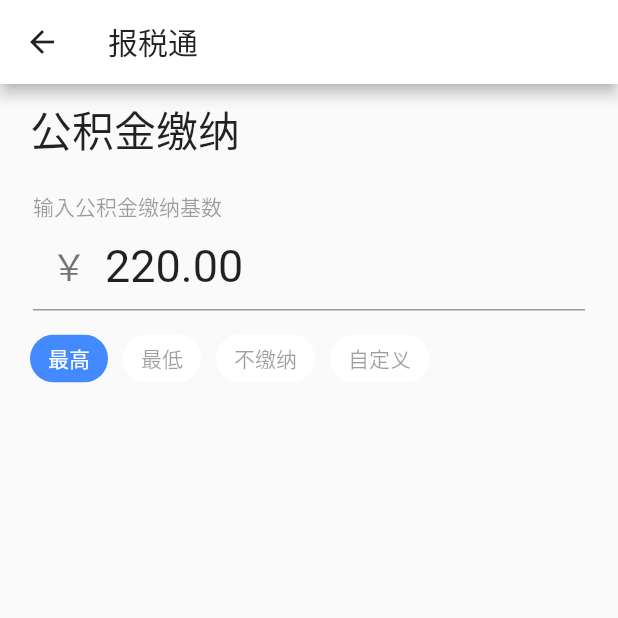
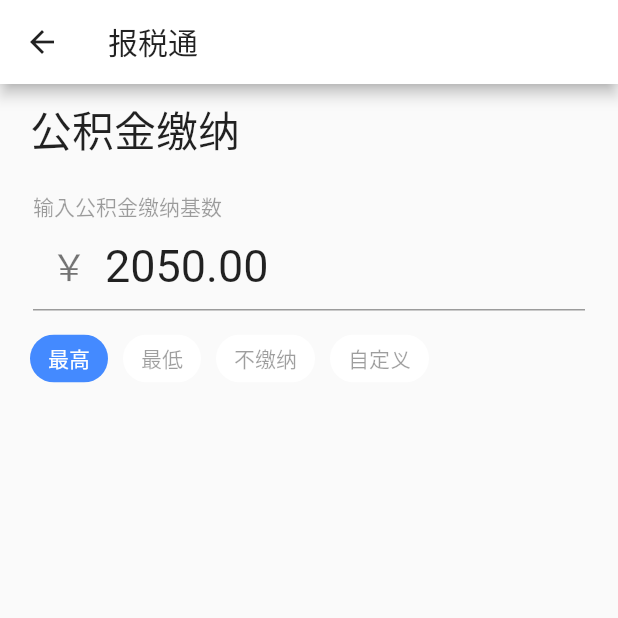
Before and after one commit to musicq/tax_calculator, a Flutter app: the ProvidentFund screen opened by its route, on a phone screen of 412 x 824 dp, the top half of it. Run offline on Flutter 3.47's test engine with Material 2 defaults, Android fonts, the phone set to English and light mode, and no system bars; our stand-ins replace decimal, rxdart; statements that could not run were skipped.

Commit message:
feat: 公积金基数逻辑计算

```diff
--- a/lib/src/store/ProvidentFund.dart
+++ b/lib/src/store/ProvidentFund.dart
@@ -1,3 +1,5 @@
+import 'dart:math';
+
 import 'package:decimal/decimal.dart';
 import 'package:rxdart/rxdart.dart';
 import 'package:tax_calculator/src/shared/decimal.dart';
@@ -6,9 +8,17 @@ import 'Income.dart';
 
 enum ProvidentType { Highest, Lowest, No, Customize }
 
+final lowestLine = D('2050');
+final highestLine = D('25983');
+
 /// 住房公积金
 class ProvidentFund {
   static ProvidentFund _instance;
+  final _income = Income();
+
+  // 公积金基数
+  final _basisInput$ = BehaviorSubject<Decimal>.seeded(D('0'));
+  final _basis$ = ReplaySubject<Decimal>(maxSize: 1);
 
   // 公积金缴纳比例
   final _rate$ = BehaviorSubject<Decimal>.seeded(D('0.11'));
@@ -17,9 +27,16 @@ class ProvidentFund {
   ReplaySubject<Decimal> _val$ = ReplaySubject<Decimal>(maxSize: 1);
 
   ProvidentFund._internal() {
-    CombineLatestStream.list([Income().val$, rate$])
+    // 公积金金额
+    CombineLatestStream.list([basis$, rate$])
         .map((groups) => groups[0] * groups[1])
         .listen((v) => _val$.add(v));
+
+    // 公积金基数
+    MergeStream([_basisInput$, _income.val$])
+        .map((v) => min(
+            highestLine.toDouble(), max(lowestLine.toDouble(), v.toDouble())))
+        .listen((v) => _basis$.add(D(v.toString())));
   }
 
   factory ProvidentFund() {
@@ -37,4 +54,12 @@ class ProvidentFund {
 
   /// 获取公积金金额
   Stream<Decimal> get val$ => _val$;
+
+  /// 公积金基数
+  Stream<Decimal> get basis$ => _basis$;
+
+  /// 设置公积金基数
+  setBasis(Decimal v) {
+    _basisInput$.add(v);
+  }
 }
--- a/lib/src/views/ProvidentFund/ProvidentFund.dart
+++ b/lib/src/views/ProvidentFund/ProvidentFund.dart
@@ -45,7 +45,7 @@ class _ProvidentFundState extends State<ProvidentFund> {
   void initState() {
     super.initState();
 
-    _providentFund.val$.listen((v) => _inputCtrl.text = toMoney(v));
+    _providentFund.basis$.listen((v) => _inputCtrl.text = toMoney(v));
   }
 
   Store.ProvidentType _selectedType = Store.ProvidentType.Highest;
```
